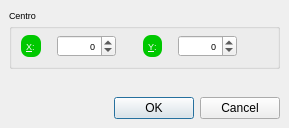
crocodile119/Laser-Studio, file gotopointdialog.ui: the form before one commit.
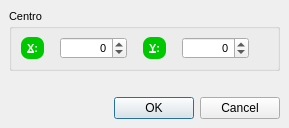
The form after the commit.

Patch:
```diff
--- a/gotopointdialog.ui
+++ b/gotopointdialog.ui
@@ -12,7 +12,7 @@
   </property>
   <property name="font">
    <font>
-    <pointsize>7</pointsize>
+    <pointsize>8</pointsize>
    </font>
   </property>
   <property name="windowTitle">
@@ -41,7 +41,9 @@
     <widget class="QGroupBox" name="groupBox">
      <property name="font">
       <font>
-       <pointsize>7</pointsize>
+       <pointsize>8</pointsize>
+       <weight>50</weight>
+       <bold>false</bold>
       </font>
      </property>
      <property name="title">
@@ -67,7 +69,9 @@
        <widget class="QLabel" name="label">
         <property name="font">
          <font>
-          <pointsize>7</pointsize>
+          <pointsize>8</pointsize>
+          <weight>75</weight>
+          <bold>true</bold>
          </font>
         </property>
         <property name="styleSheet">
@@ -90,7 +94,7 @@
        <widget class="QSpinBox" name="xSpinBox">
         <property name="font">
          <font>
-          <pointsize>7</pointsize>
+          <pointsize>8</pointsize>
          </font>
         </property>
         <property name="styleSheet">
@@ -124,7 +128,9 @@
        <widget class="QLabel" name="label_2">
         <property name="font">
          <font>
-          <pointsize>7</pointsize>
+          <pointsize>8</pointsize>
+          <weight>75</weight>
+          <bold>true</bold>
          </font>
         </property>
         <property name="styleSheet">
@@ -147,7 +153,7 @@
        <widget class="QSpinBox" name="ySpinBox">
         <property name="font">
          <font>
-          <pointsize>7</pointsize>
+          <pointsize>8</pointsize>
          </font>
         </property>
         <property name="styleSheet">
```
Left out of the diff: 2 changed lines with no effect on the pictures.
